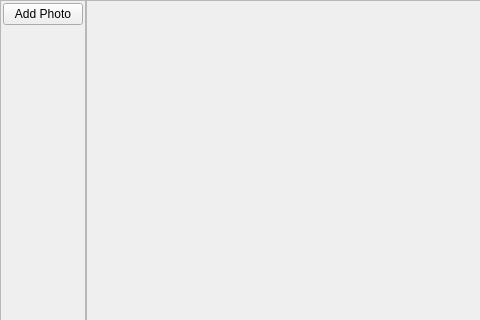
ksharindam/photoquick, file files/photogrid-dialog.ui: the form before one commit; both pictures show x 0 to 480 and y 0 to 320 of the 657 by 469 pixel window.
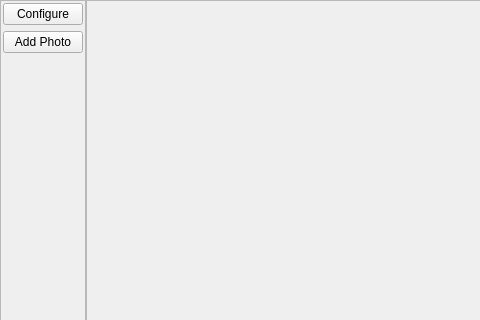
The form after the commit.

```diff
--- a/files/photogrid-dialog.ui
+++ b/files/photogrid-dialog.ui
@@ -32,6 +32,13 @@
       <property name="margin">
        <number>2</number>
       </property>
+      <item>
+       <widget class="QPushButton" name="configureBtn">
+        <property name="text">
+         <string>Configure</string>
+        </property>
+       </widget>
+      </item>
       <item>
        <widget class="QPushButton" name="addPhotoBtn">
         <property name="text">
```
